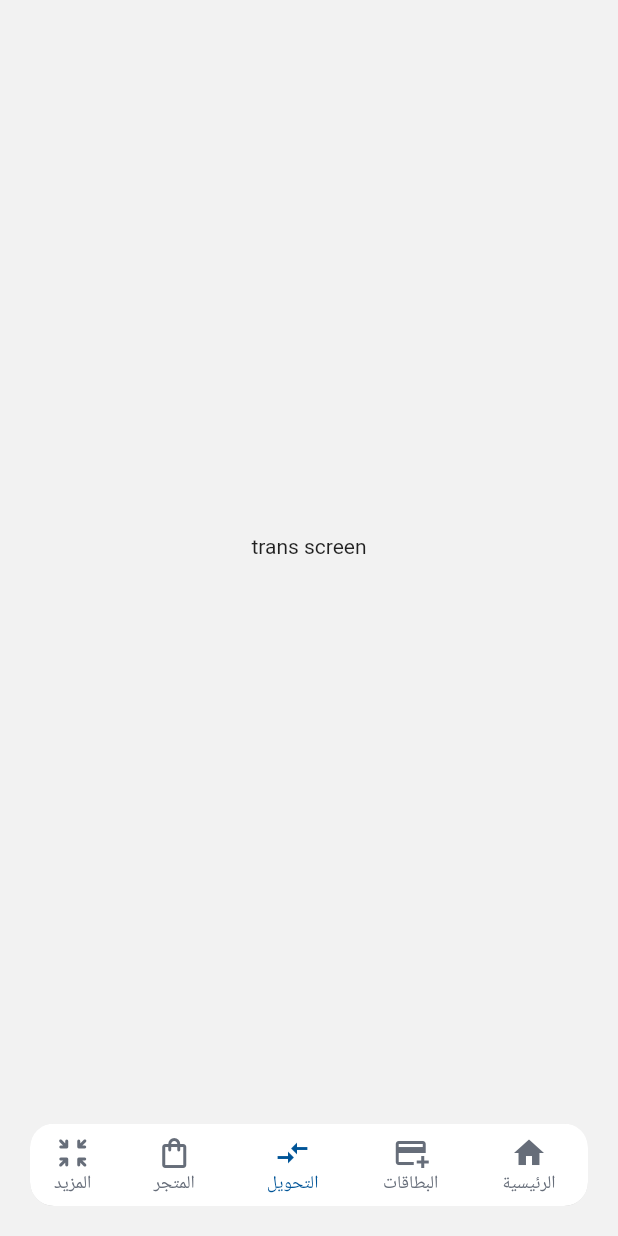
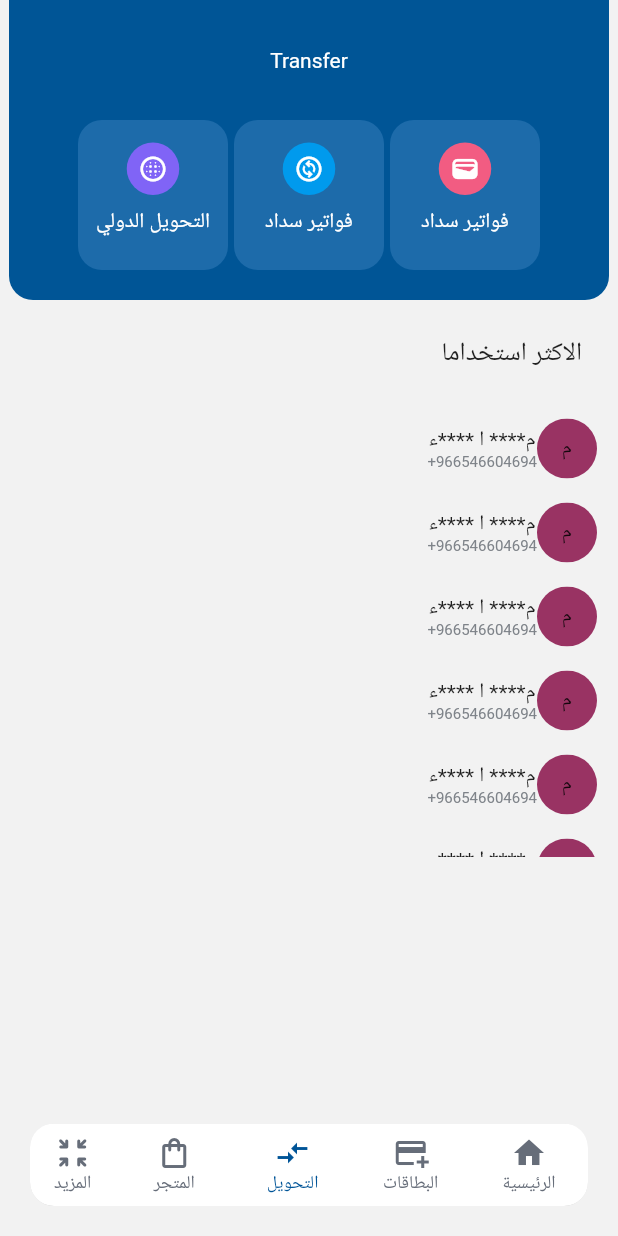
Before and after one commit to senshi900/Urpay__clone, a Flutter app: the screen it shows after launch, item 3 of the bottom bar chosen, on a phone screen of 412 x 824 dp. Run offline on Flutter 3.47's test engine with Material 2 defaults, Android fonts, the phone set to English and light mode, and no system bars.

Commit message:
update 5

```diff
--- a/clone_app/lib/Screens/cards_screen.dart
+++ b/clone_app/lib/Screens/cards_screen.dart
@@ -203,7 +203,7 @@ class _CardsScreenState extends State<CardsScreen> {
                                                     Column(
                                                       children: [
                                                         Text(
-                                                            " SAR ${buyhistory[index].price} "),
+                                                            " SAR ${buyhistory[index].price} ",style: TextStyle( color: buyhistory[index].price.startsWith("+")?Colors.green:Colors.red),),
                                                         Padding(
                                                           padding:
                                                               const EdgeInsets
@@ -212,7 +212,7 @@ class _CardsScreenState extends State<CardsScreen> {
                                                           child: Text(
                                                             "${buyhistory[index].date}",
                                                             style: TextStyle(
-                                                                fontSize: 9),
+                                                                fontSize: 9,),
                                                           ),
                                                         )
                                                       ],
--- a/clone_app/lib/Screens/home_screen.dart
+++ b/clone_app/lib/Screens/home_screen.dart
@@ -1,6 +1,5 @@
 import 'package:clone_app/Screens/wedgets/icons_continer.dart';
 import 'package:clone_app/Screens/wedgets/square_ads.dart';
-import 'package:clone_app/Screens/wedgets/change_able_icon.dart';
 import 'package:clone_app/Screens/wedgets/custom_icon.dart';
 import 'package:flutter/material.dart';
 
--- a/clone_app/lib/Screens/trans_screen.dart
+++ b/clone_app/lib/Screens/trans_screen.dart
@@ -1,3 +1,4 @@
+import 'package:clone_app/Screens/wedgets/icons_continer.dart';
 import 'package:flutter/material.dart';
 
 class TransationsScreen extends StatefulWidget {
@@ -10,10 +11,73 @@ class TransationsScreen extends StatefulWidget {
 class _TransationsScreenState extends State<TransationsScreen> {
   @override
   Widget build(BuildContext context) {
-    return const Scaffold(
+    return  Scaffold(
       backgroundColor: Color(0xffF2F2F2),
 
 
-      body: Center(child: Text("trans screen")),);
+      body:Column(children: [
+        Column(children: [
+
+
+        ClipRRect(borderRadius: BorderRadius.only(bottomLeft: Radius.circular(16),bottomRight: Radius.circular(16)),
+          child: Container(color: Color(0xff005596),width: 400,height: 200,
+          child: Column(children: [
+            Padding(
+              padding: const EdgeInsets.all(32.0),
+              child: Text("Transfer",style: TextStyle(color: Colors.white),),
+
+            )
+            ,Row(
+              mainAxisAlignment: MainAxisAlignment.center,
+
+              children: [
+               IconsContiner(Icons.blur_circular_outlined, Color(0xff8064f6),
+                  "التحويل الدولي"),
+                  Padding(
+                    padding: const EdgeInsets.only(left:4,right: 4),
+                    child: IconsContiner(Icons.change_circle_outlined, Color(0xff009aed),
+                    "فواتير سداد"),
+                  ),
+                  IconsContiner(Icons.wallet, Color(0xfff25c82),
+                  "فواتير سداد"),
+            ],),
+
+
+          ],),
+
+          )),
+          ],),
+         Row(
+          mainAxisAlignment: MainAxisAlignment.end,
+          children: [
+          Padding(
+            padding: const EdgeInsets.all(24.0),
+            child: Text("الاكثر استخداما",style: TextStyle(fontSize: 17),),
+          )
+         ],),
+
+         SizedBox(
+          width: 400,
+          height: 300,
+           child: ListView.builder(itemCount: 20,itemBuilder: (context, index) {
+              return Padding(
+                padding: const EdgeInsets.all(8.0),
+                child: Row(
+                  mainAxisAlignment: MainAxisAlignment.end,
+                  children: [
+                    Column(children: [
+                      Text("م**** ا ****ء"),
+                      Text("+966546604694",style: TextStyle(fontSize: 10,color: Color(0xff7e8389)),)
+                    ],),
+                    IconText("م",Color(0xff993363))
+                ],),
+              );
+           },),
+         )
+      ],
+      )
+
+
+      );
   }
 }
--- a/clone_app/lib/Screens/wedgets/icons_continer.dart
+++ b/clone_app/lib/Screens/wedgets/icons_continer.dart
@@ -28,3 +28,25 @@ Column IconsContiner(IconData icon, Color color, String text) {
     ],
   );
 }
+
+Column IconText( String text,Color color) {
+  return Column(
+    children: [
+      ClipRRect(
+        borderRadius: BorderRadius.circular(70),
+        child: Container(
+          height: 40,
+          width: 40,
+          color: color,
+          child: Column(
+            children: [
+              SizedBox(height: 10),
+              Text("$text"),
+
+            ],
+          ),
+        ),
+      )
+    ],
+  );
+}
--- a/clone_app/lib/data/history_dataset.dart
+++ b/clone_app/lib/data/history_dataset.dart
@@ -7,6 +7,7 @@ class HistoryDataset extends StatelessWidget {
 
   @override
   Widget build(BuildContext context) {
+        List<History> buyhistory=dataset.map((jsondata) => History.fromjason(jsondata)).toList();
 
     return const Placeholder();
   }
```
Also changed, not shown: clone_app/lib/data/dataset.dart (+27 -27 lines). Lines whose indentation alone changed are shown as unchanged.
